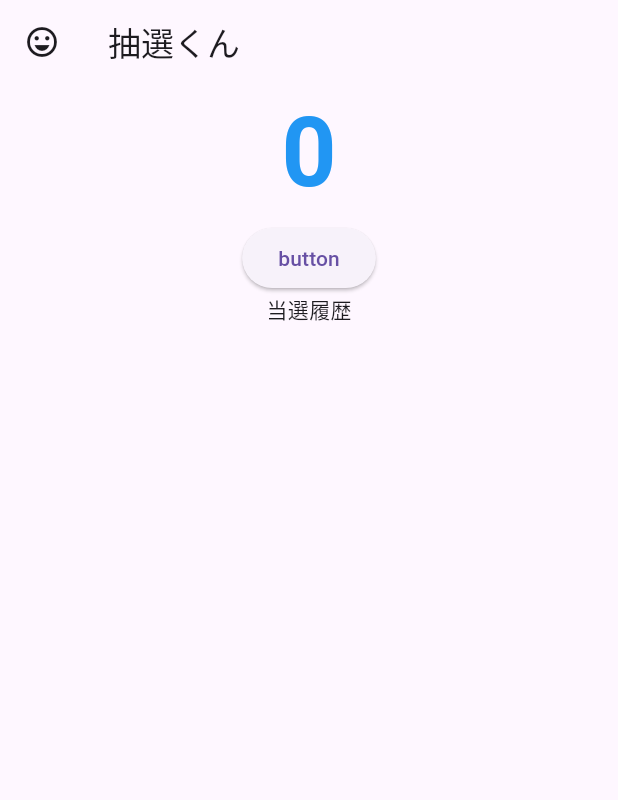
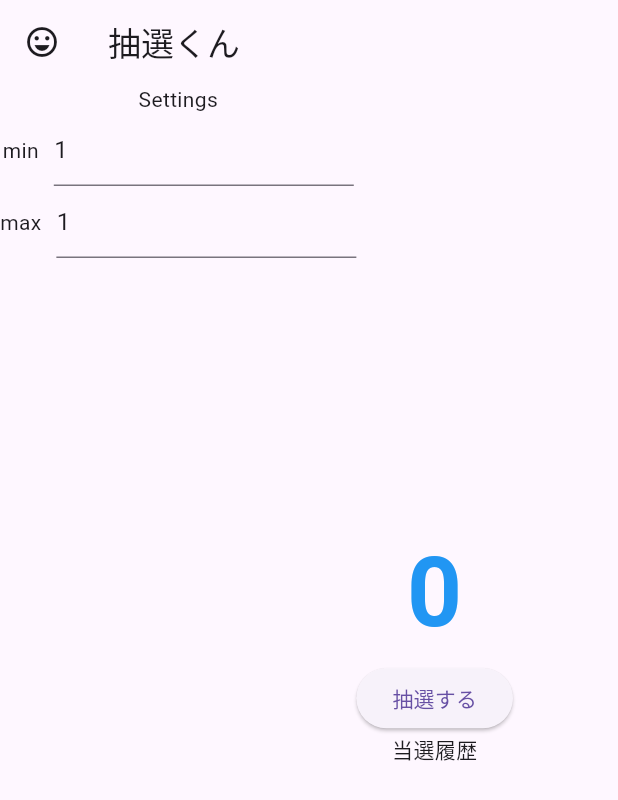
Before and after one commit to dj-kusuha/lottery, a Flutter app: the screen it shows after launch, on a phone screen of 412 x 824 dp. Shown: the top 800 px of the screen. Run offline on Flutter 3.47's test engine with Material 3 defaults, Android fonts, the light colour scheme and no system bars; our stand-ins replace flutter_hooks, hooks_riverpod, riverpod_annotation; generated files the repository leaves out were written again.

Commit message:
feature: 設定画面追加

```diff
--- a/lib/main.dart
+++ b/lib/main.dart
@@ -1,10 +1,13 @@
 import 'dart:math';
 
 import 'package:flutter/material.dart';
+import 'package:flutter/services.dart';
 import 'package:flutter_hooks/flutter_hooks.dart';
+import 'package:hooks_riverpod/hooks_riverpod.dart';
+import 'package:lottery/state/settings_state.dart';
 
 void main() {
-  runApp(const MainApp());
+  runApp(const ProviderScope(child: MainApp()));
 }
 
 class MainApp extends StatelessWidget {
@@ -18,11 +21,74 @@ class MainApp extends StatelessWidget {
           leading: const Icon(Icons.emoji_emotions_outlined),
           title: const Text('抽選くん'),
         ),
-        body: Center(
-          heightFactor: 1,
-          child: ButtonTest(),
+        body: Row(children: [
+          const SettingsWidget(),
+          ButtonTest(),
+        ]),
+      ),
+    );
+  }
+}
+
+class SettingsWidget extends HookConsumerWidget {
+  const SettingsWidget({super.key});
+
+  @override
+  Widget build(BuildContext context, WidgetRef ref) {
+    final settings = ref.watch(settingsStateProvider);
+    final minController =
+        useTextEditingController(text: settings.min.toString());
+    final maxController =
+        useTextEditingController(text: settings.max.toString());
+
+    return Column(
+      children: [
+        const Text("Settings"),
+        Row(
+          children: [
+            const Text('min'),
+            const SizedBox(width: 10),
+            SizedBox(
+              width: 200,
+              child: TextField(
+                controller: minController,
+                keyboardType: TextInputType.number,
+                inputFormatters: [
+                  FilteringTextInputFormatter.digitsOnly,
+                ],
+                onChanged: (value) {
+                  final min = int.tryParse(value);
+                  if (min != null) {
+                    ref.read(settingsStateProvider.notifier).setMin(min);
+                  }
+                },
+              ),
+            ),
+          ],
         ),
-      ),
+        Row(
+          children: [
+            const Text('max'),
+            const SizedBox(width: 10),
+            SizedBox(
+              width: 200,
+              child: TextField(
+                controller: maxController,
+                keyboardType: TextInputType.number,
+                inputFormatters: [
+                  FilteringTextInputFormatter.digitsOnly,
+                ],
+                onChanged: (value) {
+                  final max = int.tryParse(value);
+                  if (max != null) {
+                    ref.read(settingsStateProvider.notifier).setMax(max);
+                  }
+                },
+              ),
+            ),
+          ],
+        ),
+      ],
     );
   }
 }
@@ -31,15 +97,17 @@ class MainApp extends StatelessWidget {
 // このあと最大値を入力できるようにしたり、ボックスガチャになるように修正していく
 // ボックスガチャは、抽選対象番号をリストに用意してその中で抽選したあと、
 // 抽選された番号をリストから消していけばよいだろう
-class ButtonTest extends HookWidget {
+class ButtonTest extends HookConsumerWidget {
   final _random = Random();
 
   ButtonTest({super.key});
 
   @override
-  Widget build(BuildContext context) {
+  Widget build(BuildContext context, WidgetRef ref) {
     final count = useState(0);
     final history = useState(<int>[]);
+
+    final settings = ref.watch(settingsStateProvider);
 
     return SingleChildScrollView(
       child: Column(
@@ -54,10 +122,11 @@ class ButtonTest extends HookWidget {
           ),
           ElevatedButton(
             onPressed: () {
-              count.value = _random.nextInt(6) + 1;
+              final range = settings.max - settings.min + 1;
+              count.value = _random.nextInt(range) + settings.min;
               history.value = [count.value, ...history.value];
             },
-            child: const Text('button'),
+            child: const Text('抽選する'),
           ),
           const Text('当選履歴'),
           Text(_generateHistoryText(history.value)),
--- /dev/null
+++ b/lib/state/settings_state.dart
@@ -0,0 +1,35 @@
+import 'package:riverpod_annotation/riverpod_annotation.dart';
+
+part 'settings_state.g.dart';
+
+class Settings {
+  final int min;
+  final int max;
+
+  Settings({
+    required this.min,
+    required this.max,
+  });
+}
+
+@riverpod
+class SettingsState extends _$SettingsState {
+  @override
+  Settings build() {
+    return Settings(min: 1, max: 1);
+  }
+
+  void setMin(int min) {
+    state = Settings(
+      min: min,
+      max: state.max,
+    );
+  }
+
+  void setMax(int max) {
+    state = Settings(
+      min: state.min,
+      max: max,
+    );
+  }
+}
```
Also changed, not shown: lib/state/settings_state.g.dart (added).
